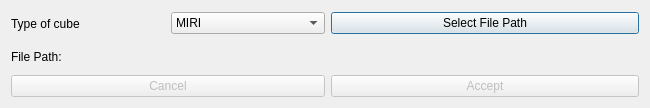
Old version of the form astrocabtools/cube_ans/src/ui/cubeSelection.ui in the repository AlejandroGorgues/AstroCabTools.
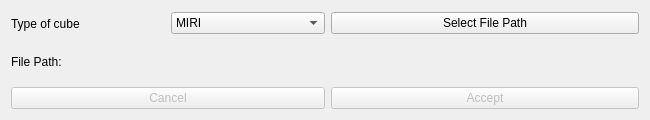
New version of the form.

The edit to the form file:
```diff
--- a/astrocabtools/cube_ans/src/ui/cubeSelection.ui
+++ b/astrocabtools/cube_ans/src/ui/cubeSelection.ui
@@ -7,19 +7,19 @@
     <x>0</x>
     <y>0</y>
     <width>650</width>
-    <height>108</height>
+    <height>120</height>
    </rect>
   </property>
   <property name="minimumSize">
    <size>
     <width>650</width>
-    <height>108</height>
+    <height>120</height>
    </size>
   </property>
   <property name="maximumSize">
    <size>
     <width>650</width>
-    <height>108</height>
+    <height>120</height>
    </size>
   </property>
   <property name="windowTitle">
@@ -30,6 +30,9 @@
     <layout class="QGridLayout" name="gridLayout">
      <item row="0" column="2" colspan="2">
       <widget class="QPushButton" name="cubeSelectionButton">
+       <property name="focusPolicy">
+        <enum>Qt::NoFocus</enum>
+       </property>
        <property name="text">
         <string>Select File Path</string>
        </property>
@@ -106,6 +109,9 @@
        <property name="enabled">
         <bool>false</bool>
        </property>
+       <property name="focusPolicy">
+        <enum>Qt::NoFocus</enum>
+       </property>
        <property name="text">
         <string>Accept</string>
        </property>
```
